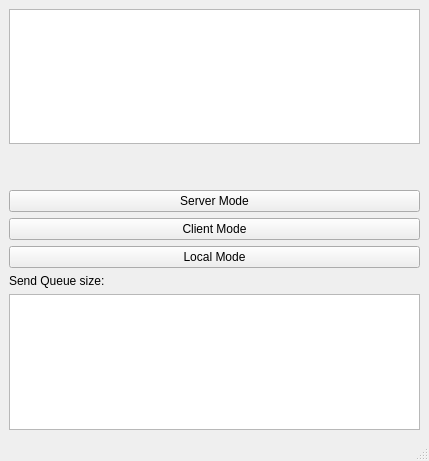
The window that gaia.ui (Bananz0/PiBoard) describes before a commit, drawn with Qt 5.
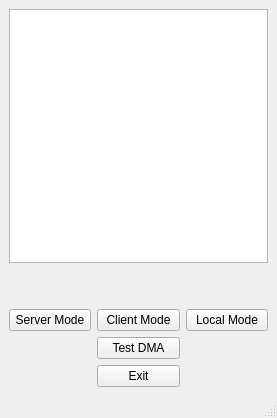
The same window after the commit.

Commit message: 3.4 Testing with boolean values on the sender and receiver

Patch:
```diff
--- a/gaia.ui
+++ b/gaia.ui
@@ -6,8 +6,8 @@
    <rect>
     <x>0</x>
     <y>0</y>
-    <width>429</width>
-    <height>461</height>
+    <width>277</width>
+    <height>418</height>
    </rect>
   </property>
   <property name="windowTitle">
@@ -17,21 +17,17 @@
    <layout class="QGridLayout" name="gridLayout_2">
     <item row="0" column="0">
      <layout class="QGridLayout" name="gridLayout">
-      <item row="4" column="0">
-       <widget class="QPushButton" name="allButton">
-        <property name="text">
-         <string>Local Mode</string>
-        </property>
-       </widget>
+      <item row="1" column="0" colspan="3">
+       <widget class="QTextBrowser" name="minervaStatus"/>
       </item>
       <item row="3" column="0">
-       <widget class="QPushButton" name="receiverButton">
+       <widget class="QPushButton" name="senderButton">
         <property name="text">
-         <string>Client Mode</string>
+         <string>Server Mode</string>
         </property>
        </widget>
       </item>
-      <item row="1" column="0">
+      <item row="2" column="1">
        <spacer name="verticalSpacer">
         <property name="orientation">
          <enum>Qt::Vertical</enum>
@@ -47,31 +43,36 @@
         </property>
        </spacer>
       </item>
-      <item row="2" column="0">
-       <widget class="QPushButton" name="senderButton">
+      <item row="3" column="1">
+       <widget class="QPushButton" name="receiverButton">
         <property name="text">
-         <string>Server Mode</string>
+         <string>Client Mode</string>
         </property>
        </widget>
       </item>
-      <item row="0" column="0">
-       <widget class="QTextBrowser" name="minervaStatus"/>
+      <item row="5" column="1">
+       <widget class="QPushButton" name="exitButton">
+        <property name="text">
+         <string>Exit</string>
+        </property>
+       </widget>
+      </item>
+      <item row="3" column="2">
+       <widget class="QPushButton" name="allButton">
+        <property name="text">
+         <string>Local Mode</string>
+        </property>
+       </widget>
+      </item>
+      <item row="4" column="1">
+       <widget class="QPushButton" name="testDMAbutton">
+        <property name="text">
+         <string>Test DMA</string>
+        </property>
+       </widget>
       </item>
      </layout>
     </item>
-    <item row="3" column="0">
-     <layout class="QHBoxLayout" name="horizontalLayout"/>
-    </item>
-    <item row="5" column="0">
-     <widget class="QLabel" name="label">
-      <property name="text">
-       <string>Send Queue size:</string>
-      </property>
-     </widget>
-    </item>
-    <item row="6" column="0">
-     <widget class="QTextBrowser" name="sendQueueSizeText"/>
-    </item>
    </layout>
   </widget>
   <widget class="QMenuBar" name="menubar">
```
Left out of the diff: 4 changed lines with no effect on the pictures. The commit also changes 3 other files.
